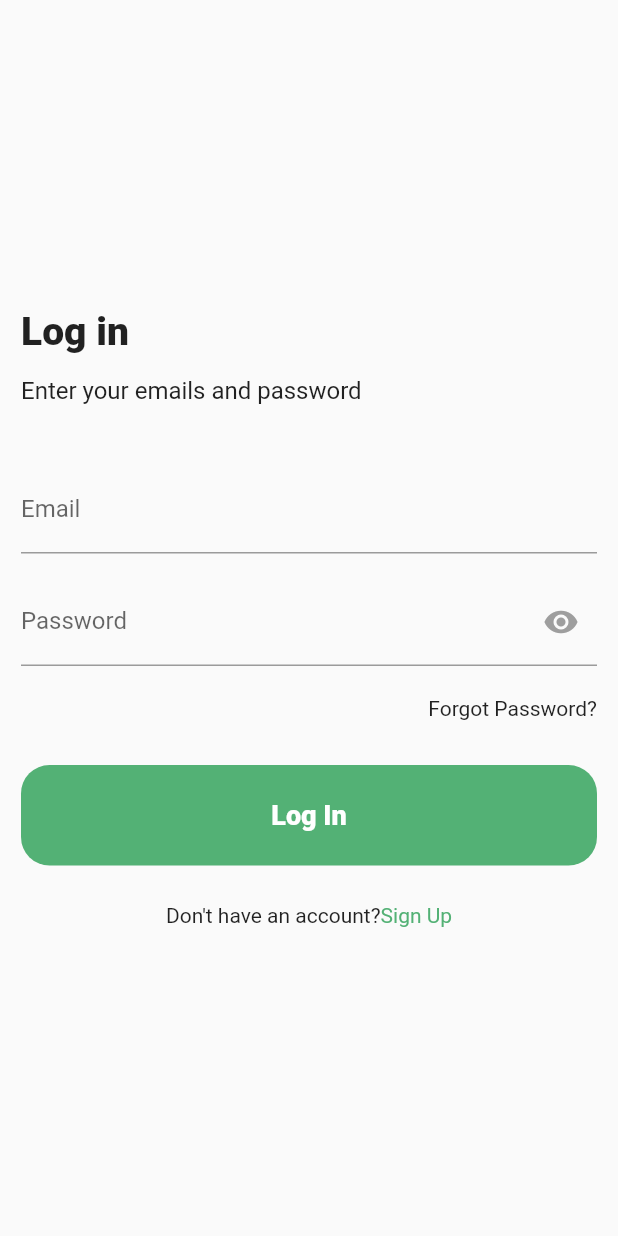
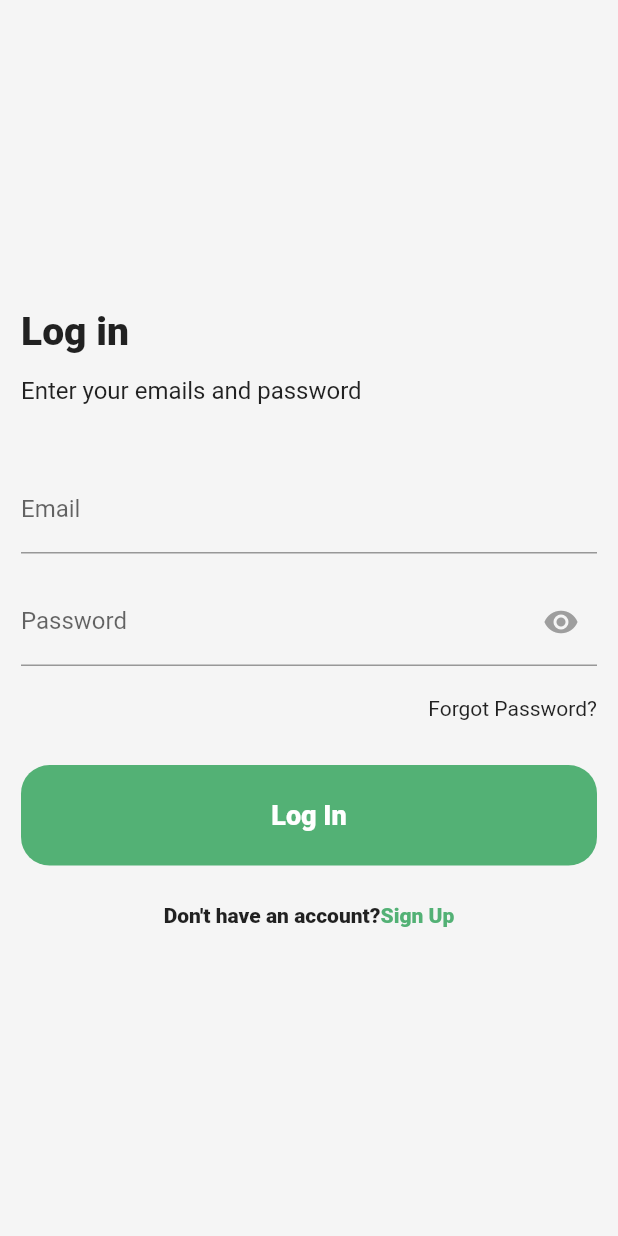
Before and after one commit to zuri-training/ayaloonline_mobile_pjt_101, a Flutter app: the screen it shows after launch, on a phone screen of 412 x 824 dp. Run offline on Flutter 3.47's test engine with Material 2 defaults, Android fonts, the phone set to English and light mode, and no system bars.

Commit message:
Sign up screens

```diff
--- /dev/null
+++ b/ayalo_mobile_pjt101/lib/Custom_widgets/signin_button.dart
@@ -0,0 +1,23 @@
+import 'package:flutter/material.dart';
+
+Widget SignInButton(BuildContext context, {required String text}) {
+  return Container(
+    width: MediaQuery.of(context).size.width,
+    height: 67,
+    decoration: BoxDecoration(
+      borderRadius: BorderRadius.all(Radius.circular(19)),
+      color: Theme.of(context).primaryColor,
+    ),
+    child: TextButton(
+      onPressed: () => null,
+      child: Text(
+        text,
+        style: TextStyle(
+          color: Colors.white,
+          fontWeight: FontWeight.w800,
+          fontSize: 18,
+        ),
+      ),
+    ),
+  );
+}
--- a/ayalo_mobile_pjt101/lib/Screens/login_screen.dart
+++ b/ayalo_mobile_pjt101/lib/Screens/login_screen.dart
@@ -1,3 +1,5 @@
+import 'package:ayalo_mobile_pjt101/Custom_widgets/signin_button.dart';
+import 'package:ayalo_mobile_pjt101/Screens/signup_screen.dart';
 import 'package:flutter/material.dart';
 import 'package:flutter/rendering.dart';
 
@@ -5,6 +7,7 @@ class LoginScreen extends StatelessWidget {
   @override
   Widget build(BuildContext context) {
     return Scaffold(
+      backgroundColor: Theme.of(context).backgroundColor,
       body: Padding(
         padding: const EdgeInsets.all(14.0),
         child: Container(
@@ -26,7 +29,10 @@ class LoginScreen extends StatelessWidget {
               ),
               SizedBox(height: 40),
               TextFormField(
-                decoration: InputDecoration(hintText: 'user@gmail.com', labelText: 'Email',),
+                decoration: InputDecoration(
+                  hintText: 'user@gmail.com',
+                  labelText: 'Email',
+                ),
               ),
               SizedBox(height: 16),
               TextFormField(
@@ -50,26 +56,14 @@ class LoginScreen extends StatelessWidget {
                 ),
               ),
               SizedBox(height: 30),
-              Container(
-                width: MediaQuery.of(context).size.width,
-                height: 67,
-                decoration: BoxDecoration(
-                  borderRadius: BorderRadius.all(Radius.circular(19)),
-                  color: Theme.of(context).primaryColor,
-                ),
-                child: TextButton(
-                    onPressed: () => null,
-                    child: Text(
-                      'Log In',
-                      style: TextStyle(
-                        color: Colors.white,
-                        fontWeight: FontWeight.w800,
-                        fontSize: 18,
-                      ),
-                    )),
-              ),
+              SignInButton(context, text: 'Log In'),
               SizedBox(height: 25),
               GestureDetector(
+                onTap: () => Navigator.of(context).push(
+                  MaterialPageRoute(
+                    builder: (context) => SignUp(),
+                  ),
+                ),
                 child: Row(
                   mainAxisAlignment: MainAxisAlignment.center,
                   children: [
@@ -77,14 +71,14 @@ class LoginScreen extends StatelessWidget {
                       'Don\'t have an account?',
                       style: TextStyle(
                         fontSize: 14,
-                        fontWeight: FontWeight.w400,
+                        fontWeight: FontWeight.w800,
                       ),
                     ),
                     Text(
                       'Sign Up',
                       style: TextStyle(
                         fontSize: 14,
-                        fontWeight: FontWeight.w400,
+                        fontWeight: FontWeight.w800,
                         color: Theme.of(context).primaryColor,
                       ),
                     ),
--- a/ayalo_mobile_pjt101/lib/main.dart
+++ b/ayalo_mobile_pjt101/lib/main.dart
@@ -12,6 +12,7 @@ class AyaloMain extends StatelessWidget {
       title: 'Ayalo',
       theme: ThemeData(
         primaryColor: Color(0xff53b175),
+        backgroundColor: Color(0xffF5F5F5),
       ),
       home: LoginScreen(),
     );
```
Also changed, not shown: ayalo_mobile_pjt101/lib/Screens/signup_screen.dart (+113 -0 lines).
